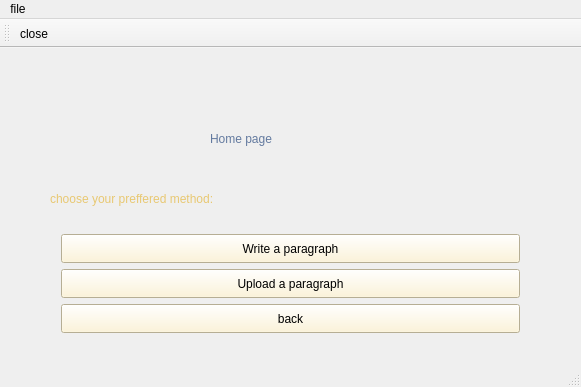
This is HomePage.ui in Rrr3rrr2004/Word-Frequency-Count as Qt 5 draws it before an edit. The edited form follows.
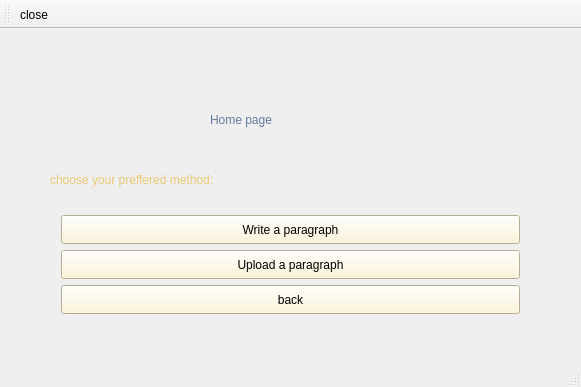
This is the edited form. Icons and pictures are not drawn.

```diff
--- a/HomePage.ui
+++ b/HomePage.ui
@@ -128,23 +128,6 @@
     </property>
    </widget>
   </widget>
-  <widget class="QMenuBar" name="menuBar">
-   <property name="geometry">
-    <rect>
-     <x>0</x>
-     <y>0</y>
-     <width>581</width>
-     <height>21</height>
-    </rect>
-   </property>
-   <widget class="QMenu" name="menufile">
-    <property name="title">
-     <string>file</string>
-    </property>
-    <addaction name="close"/>
-   </widget>
-   <addaction name="menufile"/>
-  </widget>
   <widget class="QToolBar" name="mainToolBar">
    <attribute name="toolBarArea">
     <enum>TopToolBarArea</enum>
```
